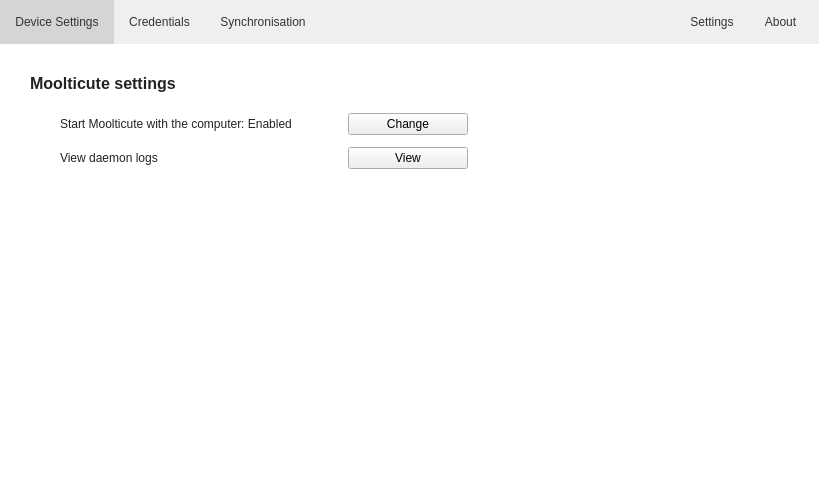
First picture: the form in src/MainWindow.ui, repository mooltipass/moolticute, before the edit.
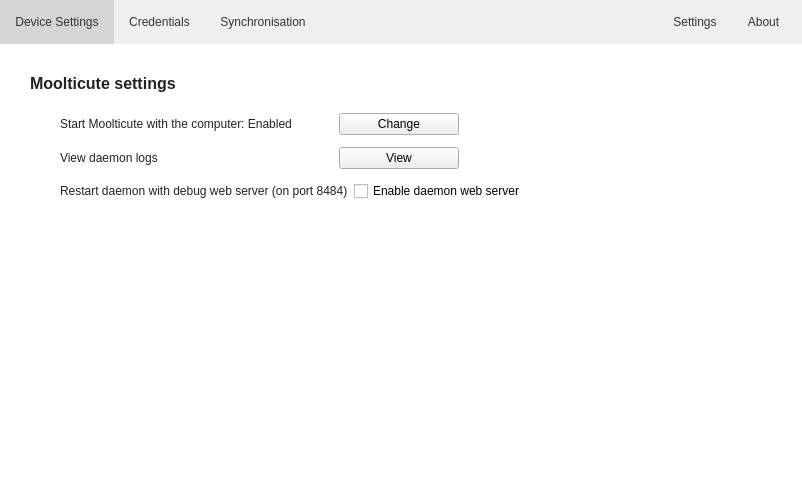
Second picture: the form after the edit. Icons and pictures are not drawn. Custom widgets are drawn as their Qt base class.

Commit message: Start implementing AsyncJobs queue. also add an option to restart with http debug page enabled

```diff
--- a/src/MainWindow.ui
+++ b/src/MainWindow.ui
@@ -6,8 +6,8 @@
    <rect>
     <x>0</x>
     <y>0</y>
-    <width>819</width>
-    <height>480</height>
+    <width>802</width>
+    <height>483</height>
    </rect>
   </property>
   <property name="windowTitle">
@@ -1433,6 +1433,43 @@
             </item>
            </layout>
           </item>
+          <item>
+           <layout class="QHBoxLayout" name="horizontalLayout_18">
+            <item>
+             <widget class="QLabel" name="label_33">
+              <property name="sizePolicy">
+               <sizepolicy hsizetype="MinimumExpanding" vsizetype="Preferred">
+                <horstretch>0</horstretch>
+                <verstretch>0</verstretch>
+               </sizepolicy>
+              </property>
+              <property name="text">
+               <string>Restart daemon with debug web server (on port 8484)</string>
+              </property>
+             </widget>
+            </item>
+            <item>
+             <widget class="QCheckBox" name="checkBoxDebugHttp">
+              <property name="text">
+               <string>Enable daemon web server</string>
+              </property>
+             </widget>
+            </item>
+            <item>
+             <spacer name="horizontalSpacer_22">
+              <property name="orientation">
+               <enum>Qt::Horizontal</enum>
+              </property>
+              <property name="sizeHint" stdset="0">
+               <size>
+                <width>40</width>
+                <height>20</height>
+               </size>
+              </property>
+             </spacer>
+            </item>
+           </layout>
+          </item>
           <item>
            <spacer name="verticalSpacer_12">
             <property name="orientation">
```
The commit also changes 9 other files.
